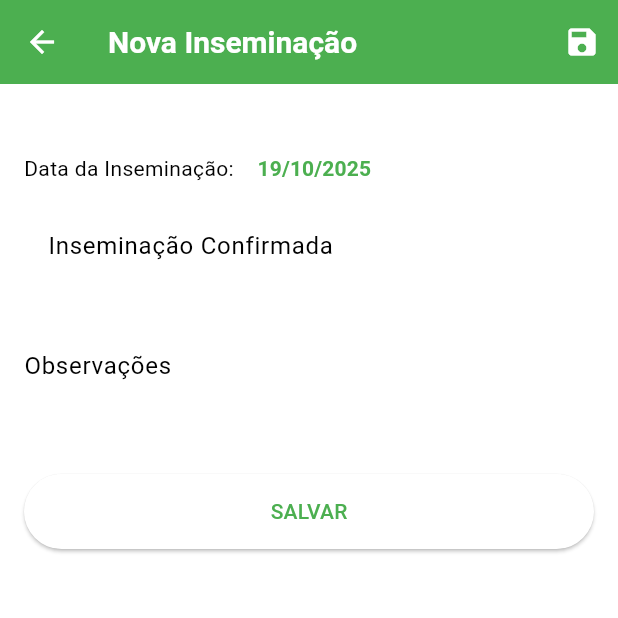
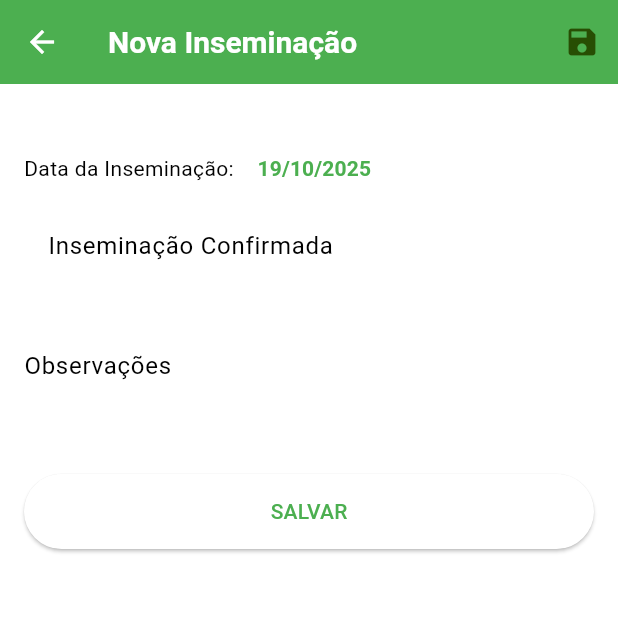
Before and after one commit to 3DV5/ReTech_Gerenciamento_De_Rebanho, a Flutter app: the InseminationFormScreen screen opened directly with empty values, on a phone screen of 412 x 824 dp, the top half of it. Run offline on Flutter 3.47's test engine with Material 3 defaults, Android fonts, the phone set to English and light mode, and no system bars; our stand-ins replace shared_preferences; accounts and stored records are empty.

Commit message:
BACKUP_19_10_2025

```diff
--- a/gerenciamento_rebanho/lib/main.dart
+++ b/gerenciamento_rebanho/lib/main.dart
@@ -43,7 +43,8 @@ class MyApp extends StatelessWidget {
           primarySwatch: Colors.red,
           colorScheme: ColorScheme.fromSwatch(
             primarySwatch: Colors.green,
-            accentColor: Colors.amber,
+          ).copyWith(
+            secondary: Colors.amber,
           ),
           appBarTheme: const AppBarTheme(
             backgroundColor: Colors.green,
--- a/gerenciamento_rebanho/lib/screens/insemination_form_screen.dart
+++ b/gerenciamento_rebanho/lib/screens/insemination_form_screen.dart
@@ -86,7 +86,10 @@ class _InseminationFormScreenState extends State<InseminationFormScreen> {
         title: const Text('Nova Inseminação'),
         actions: [
           IconButton(
-            icon: const Icon(Icons.save),
+            icon: const Icon(
+              Icons.save,
+              color: Color.fromARGB(255, 39, 78, 3), // 🔹 define a cor diretamente
+            ),
             onPressed: _saveForm,
           ),
         ],
@@ -106,9 +109,10 @@ class _InseminationFormScreenState extends State<InseminationFormScreen> {
                           const Text('Data da Inseminação: '),
                           TextButton(
                             child: Text(
-                              DateFormat('dd/MM/yyyy')
-                                  .format(_inseminationData['date'] as DateTime),
-                              style: const TextStyle(fontWeight: FontWeight.bold),
+                              DateFormat('dd/MM/yyyy').format(
+                                  _inseminationData['date'] as DateTime),
+                              style:
+                                  const TextStyle(fontWeight: FontWeight.bold),
                             ),
                             onPressed: () => _selectDate(context),
                           ),
@@ -125,7 +129,8 @@ class _InseminationFormScreenState extends State<InseminationFormScreen> {
                       },
                     ),
                     TextFormField(
-                      decoration: const InputDecoration(labelText: 'Observações'),
+                      decoration:
+                          const InputDecoration(labelText: 'Observações'),
                       maxLines: 3,
                       keyboardType: TextInputType.multiline,
                       onSaved: (value) {
```
Also changed, not shown: gerenciamento_rebanho/lib/screens/cattle_detail_screen.dart (+16 -9 lines).
